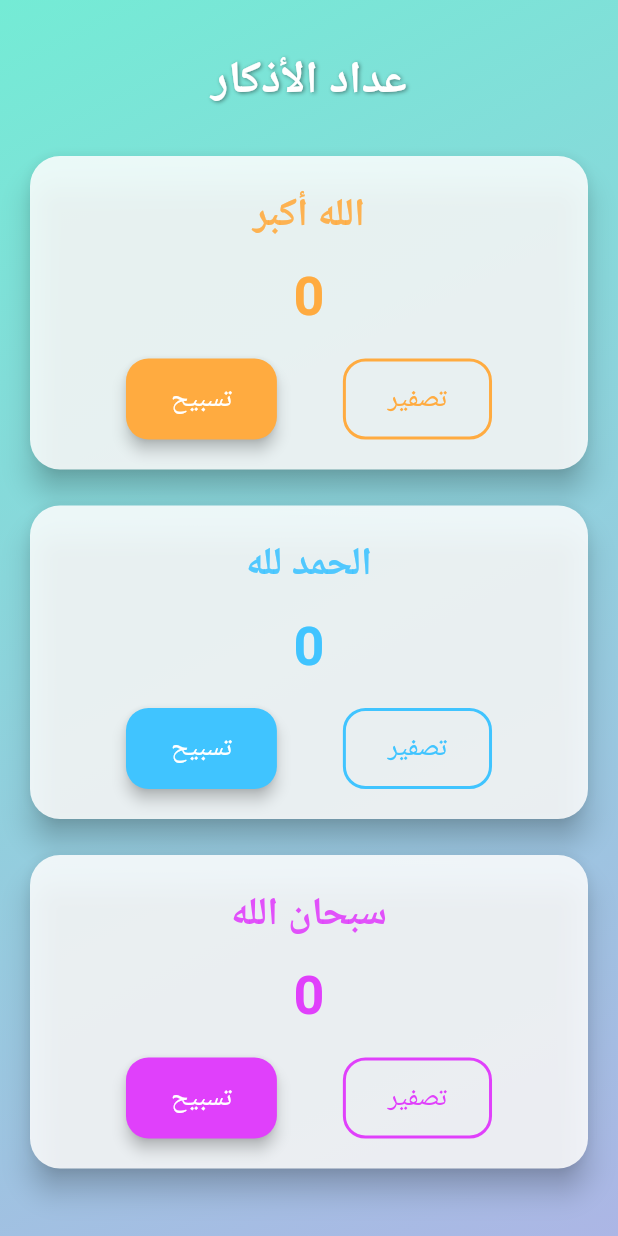
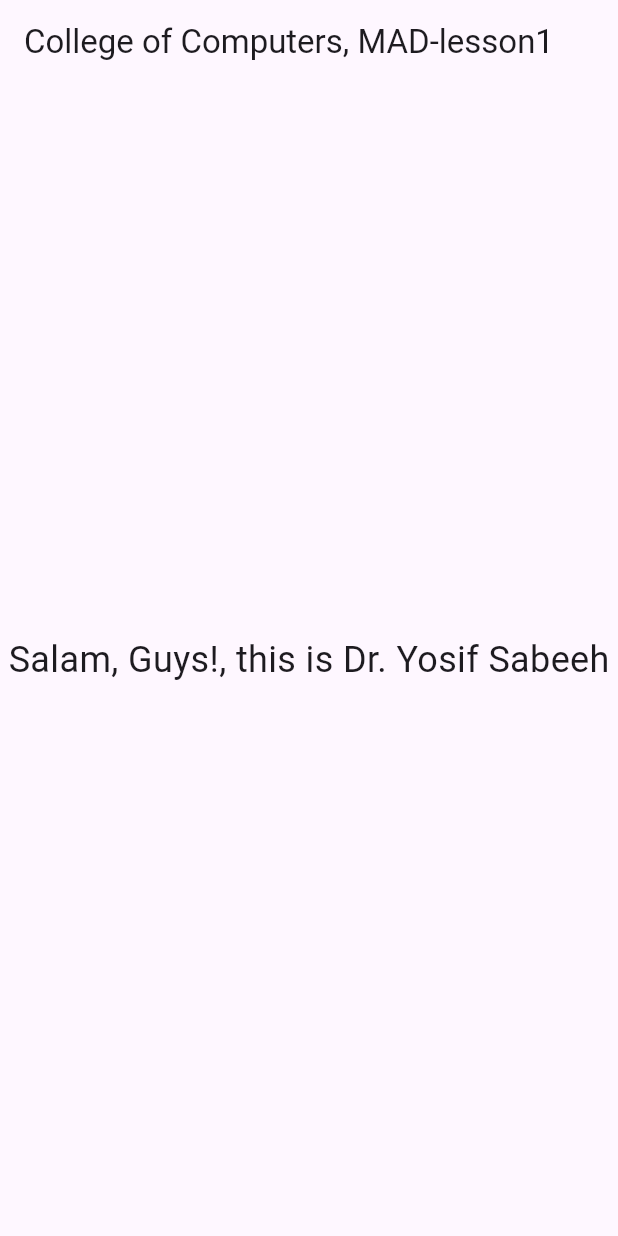
Before and after one commit to LAHENLAHRN/allapplication, a Flutter app: the screen it shows after launch, on a phone screen of 412 x 824 dp. Run offline on Flutter 3.47's test engine with Material 3 defaults, Android fonts, the phone set to English and light mode, and no system bars.

Commit message:
lesson_01_salam_app

```diff
--- a/lib/main.dart
+++ b/lib/main.dart
@@ -1,171 +1,42 @@
 import 'package:flutter/material.dart';
 
 void main() {
-  runApp(const TasbeehApp());
+  runApp(const MyApp());
 }
 
-class TasbeehApp extends StatelessWidget {
-  const TasbeehApp({super.key});
+class MyApp extends StatelessWidget {
+  const MyApp({super.key});
 
   @override
   Widget build(BuildContext context) {
     return MaterialApp(
-      debugShowCheckedModeBanner: false,
-      title: 'عداد التسبيح',
+      title: 'lesson 01',
       theme: ThemeData(
-        fontFamily: 'Roboto',
-        primarySwatch: Colors.teal,
+        primarySwatch: Colors.blue,
       ),
-      home: const TasbeehScreen(),
+      home: const MyHomePage(title: 'College of Computers, MAD-lesson1'),
     );
   }
 }
 
-class TasbeehScreen extends StatefulWidget {
-  const TasbeehScreen({super.key});
+class MyHomePage extends StatelessWidget {
+  const MyHomePage({super.key, required this.title});
 
-  @override
-  State<TasbeehScreen> createState() => _TasbeehScreenState();
-}
-
-class _TasbeehScreenState extends State<TasbeehScreen> {
-  int allahuAkbar = 0;
-  int alhamdulillah = 0;
-  int subhanAllah = 0;
+  final String title;
 
   @override
   Widget build(BuildContext context) {
     return Scaffold(
-      body: Container(
-        decoration: const BoxDecoration(
-          gradient: LinearGradient(
-            colors: [Color(0xFF74EBD5), Color(0xFFACB6E5)],
-            begin: Alignment.topLeft,
-            end: Alignment.bottomRight,
-          ),
-        ),
-        child: SafeArea(
-          child: SingleChildScrollView(
-            physics: const BouncingScrollPhysics(),
-            padding: const EdgeInsets.all(16.0),
-            child: Column(
-              children: [
-                const SizedBox(height: 16),
-                const Text(
-                  'عداد الأذكار',
-                  style: TextStyle(
-                    fontSize: 30,
-                    fontWeight: FontWeight.bold,
-                    color: Colors.white,
-                    shadows: [
-                      Shadow(
-                        color: Colors.black45,
-                        offset: Offset(1, 1),
-                        blurRadius: 3,
-                      ),
-                    ],
-                  ),
-                ),
-                const SizedBox(height: 24),
-                _buildCounterCard(
-                  title: 'الله أكبر',
-                  count: allahuAkbar,
-                  color: Colors.orangeAccent,
-                  onTap: () => setState(() => allahuAkbar++),
-                  onReset: () => setState(() => allahuAkbar = 0),
-                ),
-                const SizedBox(height: 16),
-                _buildCounterCard(
-                  title: 'الحمد لله',
-                  count: alhamdulillah,
-                  color: Colors.lightBlueAccent,
-                  onTap: () => setState(() => alhamdulillah++),
-                  onReset: () => setState(() => alhamdulillah = 0),
-                ),
-                const SizedBox(height: 16),
-                _buildCounterCard(
-                  title: 'سبحان الله',
-                  count: subhanAllah,
-                  color: Colors.purpleAccent,
-                  onTap: () => setState(() => subhanAllah++),
-                  onReset: () => setState(() => subhanAllah = 0),
-                ),
-                const SizedBox(height: 30),
-              ],
-            ),
-          ),
-        ),
+      appBar: AppBar(
+        title: Text(title),
       ),
-    );
-  }
-
-  Widget _buildCounterCard({
-    required String title,
-    required int count,
-    required Color color,
-    required VoidCallback onTap,
-    required VoidCallback onReset,
-  }) {
-    return Card(
-      color: Colors.white.withOpacity(0.85),
-      shape: RoundedRectangleBorder(borderRadius: BorderRadius.circular(20)),
-      elevation: 8,
-      child: Padding(
-        padding: const EdgeInsets.all(20),
+      body: Center(
         child: Column(
-          children: [
-            Text(
-              title,
-              style: TextStyle(
-                fontSize: 26,
-                fontWeight: FontWeight.bold,
-                color: color.withOpacity(0.9),
-              ),
-            ),
-            const SizedBox(height: 10),
-            Text(
-              '$count',
-              style: TextStyle(
-                fontSize: 36,
-                fontWeight: FontWeight.w600,
-                color: color,
-              ),
-            ),
-            const SizedBox(height: 16),
-            Row(
-              mainAxisAlignment: MainAxisAlignment.spaceEvenly,
-              children: [
-                ElevatedButton(
-                  onPressed: onTap,
-                  style: ElevatedButton.styleFrom(
-                    backgroundColor: color,
-                    foregroundColor: Colors.white,
-                    padding: const EdgeInsets.symmetric(
-                        horizontal: 30, vertical: 14),
-                    shape: RoundedRectangleBorder(
-                        borderRadius: BorderRadius.circular(15)),
-                    elevation: 4,
-                  ),
-                  child: const Text(
-                    'تسبيح',
-                    style: TextStyle(fontSize: 18),
-                  ),
-                ),
-                OutlinedButton(
-                  onPressed: onReset,
-                  style: OutlinedButton.styleFrom(
-                    side: BorderSide(color: color, width: 2),
-                    padding: const EdgeInsets.symmetric(
-                        horizontal: 30, vertical: 14),
-                    shape: RoundedRectangleBorder(
-                        borderRadius: BorderRadius.circular(15)),
-                  ),
-                  child: Text(
-                    'تصفير',
-                    style: TextStyle(fontSize: 18, color: color),
-                  ),
-                ),
-              ],
+          mainAxisAlignment: MainAxisAlignment.center,
+          children: <Widget>[
+            const Text(
+              'Salam, Guys!, this is Dr. Yosif Sabeeh',
+              style: TextStyle(fontSize: 24),
             ),
           ],
         ),
```
